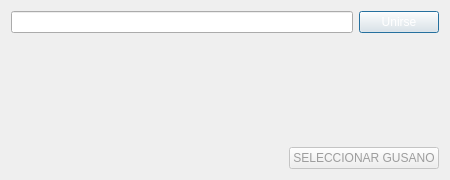
Cbravor1991/Whorms, file graphics_lobby/joinpopup.ui: the form before one commit.
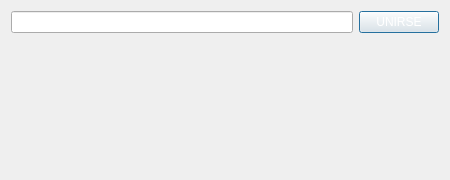
The form after the commit. Icons and pictures are not drawn.

Commit message: ventana de join match creada

What changed in the file:
```diff
--- a/graphics_lobby/joinpopup.ui
+++ b/graphics_lobby/joinpopup.ui
@@ -35,14 +35,17 @@
         <string notr="true">color: rgb(255, 255, 255);</string>
        </property>
        <property name="text">
-        <string>Unirse</string>
+        <string>UNIRSE</string>
        </property>
       </widget>
      </item>
     </layout>
    </item>
    <item>
-    <widget class="QLabel" name="confirmLabel">
+    <widget class="QLabel" name="labelConfirm">
+     <property name="enabled">
+      <bool>false</bool>
+     </property>
      <property name="styleSheet">
       <string notr="true">color: rgb(255, 255, 255);</string>
      </property>
@@ -51,36 +54,6 @@
      </property>
     </widget>
    </item>
-   <item>
-    <layout class="QHBoxLayout" name="horizontalLayout_2">
-     <item>
-      <spacer name="horizontalSpacer">
-       <property name="orientation">
-        <enum>Qt::Horizontal</enum>
-       </property>
-       <property name="sizeHint" stdset="0">
-        <size>
-         <width>40</width>
-         <height>20</height>
-        </size>
-       </property>
-      </spacer>
-     </item>
-     <item>
-      <widget class="QPushButton" name="selectGusano">
-       <property name="enabled">
-        <bool>false</bool>
-       </property>
-       <property name="styleSheet">
-        <string notr="true">color: rgb(157, 157, 157);</string>
-       </property>
-       <property name="text">
-        <string>SELECCIONAR GUSANO</string>
-       </property>
-      </widget>
-     </item>
-    </layout>
-   </item>
   </layout>
  </widget>
  <resources/>
```
Left out of the diff: 9 changed lines with no effect on the pictures. The commit also changes 7 other files.
